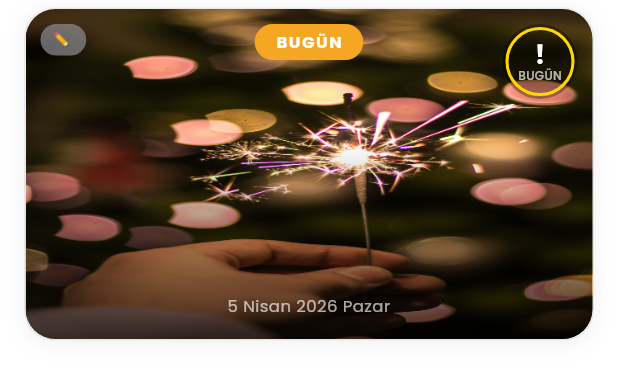
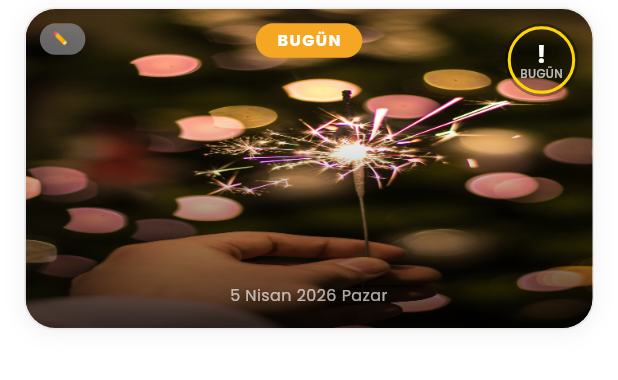
Before and after one commit to h4time/gun-sayaci, a Flutter app: the CountdownCard widget shown alone on an empty page, opened directly with empty values, on a phone screen of 412 x 824 dp. Shown: the top 380 px of the screen. Run offline on Flutter 3.47's test engine with Material 3 defaults, Android fonts, the phone set to English and light mode, and no system bars; drawn by our look-alikes of percent_indicator; our stand-ins replace file_picker, flutter_animate, flutter_local_notifications, google_fonts, hive, hive_flutter and 4 more; accounts and stored records are empty.

Commit message:
Kart boyutu: sabit yükseklik yerine AspectRatio + LayoutBuilder
Sabit piksel yükseklik (SizedBox) overflow'a neden oluyordu.
Artık kartlar AspectRatio ile boyutlanıyor:
  Large  16:9, Medium 16:7, Small 16:5
Tüm iç elemanlar (font, circle, badge, padding) LayoutBuilder ile
kart yüksekliğine orantılı hesaplanıyor. CircularPercentIndicator
içi FittedBox ile sarılarak taşma önleniyor.

Co-Authored-By: Claude Opus 4.6 (1M context) <noreply@anthropic.com>

```diff
--- a/lib/screens/event_size_screen.dart
+++ b/lib/screens/event_size_screen.dart
@@ -15,10 +15,17 @@ class _EventSizeScreenState extends State<EventSizeScreen> {
   String _selected = 'large';
 
   static const _sizes = ['large', 'medium', 'small'];
-  static const _labels = {'large': 'Büyük', 'medium': 'Orta', 'small': 'Küçük'};
-  static const _heights = {'large': 220.0, 'medium': 165.0, 'small': 125.0};
-  static const _titleFonts = {'large': 20.0, 'medium': 16.0, 'small': 13.0};
-  static const _dateFonts = {'large': 11.0, 'medium': 9.5, 'small': 8.0};
+  static const _labels = {
+    'large': 'Büyük',
+    'medium': 'Orta',
+    'small': 'Küçük',
+  };
+  // Same aspect ratios as CountdownCard
+  static const _ratios = {
+    'large': 16 / 9,
+    'medium': 16 / 7,
+    'small': 16 / 5,
+  };
 
   @override
   void initState() {
@@ -47,8 +54,6 @@ class _EventSizeScreenState extends State<EventSizeScreen> {
     final textColor = isDark ? Colors.white : AppTheme.primaryText;
     final secondaryColor =
         isDark ? Colors.grey[400]! : AppTheme.secondaryText;
-
-    final previewHeight = _heights[_selected]!;
 
     return Scaffold(
       backgroundColor: bgColor,
@@ -90,24 +95,36 @@ class _EventSizeScreenState extends State<EventSizeScreen> {
                   children: [
                     const Spacer(flex: 2),
 
-                    // Preview card
-                    AnimatedContainer(
+                    // Preview card — uses AspectRatio like the real card
+                    AnimatedSize(
                       duration: const Duration(milliseconds: 300),
                       curve: Curves.easeOutCubic,
-                      height: previewHeight,
-                      width: double.infinity,
+                      child: AspectRatio(
+                        aspectRatio: _ratios[_selected]!,
+                        child: LayoutBuilder(
+                          builder: (context, constraints) {
+                            final h = constraints.maxHeight;
+                            final titleFontSz =
+                                (h * 0.092).clamp(11.0, 20.0);
+                            final dateFontSz =
+                                (h * 0.05).clamp(7.0, 11.0);
+                            final bottomPad = h * 0.065;
+
+                            return Container(
                               clipBehavior: Clip.antiAlias,
                               decoration: BoxDecoration(
                                 borderRadius: BorderRadius.circular(20),
                                 border: Border.all(
                                   color: isDark
-                              ? Colors.white.withValues(alpha: 0.1)
+                                      ? Colors.white
+                                          .withValues(alpha: 0.1)
                                       : const Color(0x0F000000),
                                   width: 1,
                                 ),
                                 boxShadow: [
                                   BoxShadow(
-                            color: Colors.black.withValues(alpha: 0.08),
+                                    color: Colors.black
+                                        .withValues(alpha: 0.08),
                                     blurRadius: 12,
                                     offset: const Offset(0, 4),
                                   ),
@@ -116,7 +133,6 @@ class _EventSizeScreenState extends State<EventSizeScreen> {
                               child: Stack(
                                 fit: StackFit.expand,
                                 children: [
-                          // Background image
                                   Image.asset(
                                     'assets/images/seyahat.jpg',
                                     fit: BoxFit.cover,
@@ -128,7 +144,7 @@ class _EventSizeScreenState extends State<EventSizeScreen> {
                                     bottom: 0,
                                     left: 0,
                                     right: 0,
-                            height: previewHeight * 0.60,
+                                    height: h * 0.65,
                                     child: Container(
                                       decoration: const BoxDecoration(
                                         gradient: LinearGradient(
@@ -144,47 +160,45 @@ class _EventSizeScreenState extends State<EventSizeScreen> {
                                   ),
                                   // Text
                                   Positioned(
-                            bottom: previewHeight * 0.06,
+                                    bottom: bottomPad,
                                     left: 14,
                                     right: 14,
                                     child: Column(
                                       mainAxisSize: MainAxisSize.min,
                                       children: [
-                                AnimatedDefaultTextStyle(
-                                  duration:
-                                      const Duration(milliseconds: 300),
+                                        Text(
+                                          'Trip to New York',
+                                          textAlign: TextAlign.center,
+                                          maxLines: h < 140 ? 1 : 2,
+                                          overflow:
+                                              TextOverflow.ellipsis,
                                           style: GoogleFonts.poppins(
-                                    fontSize: _titleFonts[_selected]!,
+                                            fontSize: titleFontSz,
                                             fontWeight: FontWeight.w700,
                                             color: Colors.white,
                                             height: 1.15,
                                           ),
-                                  child: const Text(
-                                    'Trip to New York',
-                                    textAlign: TextAlign.center,
-                                    maxLines: 2,
-                                    overflow: TextOverflow.ellipsis,
                                         ),
-                                ),
-                                const SizedBox(height: 2),
-                                AnimatedDefaultTextStyle(
-                                  duration:
-                                      const Duration(milliseconds: 300),
-                                  style: GoogleFonts.poppins(
-                                    fontSize: _dateFonts[_selected]!,
-                                    fontWeight: FontWeight.w400,
-                                    color: const Color(0xA6FFFFFF),
-                                    letterSpacing: 0.3,
-                                  ),
-                                  child: const Text(
+                                        SizedBox(height: h * 0.01),
+                                        Text(
                                           '15 Temmuz 2026 Çarşamba',
                                           textAlign: TextAlign.center,
+                                          style: GoogleFonts.poppins(
+                                            fontSize: dateFontSz,
+                                            fontWeight: FontWeight.w400,
+                                            color:
+                                                const Color(0xA6FFFFFF),
+                                            letterSpacing: 0.3,
                                           ),
                                         ),
                                       ],
                                     ),
                                   ),
                                 ],
+                              ),
+                            );
+                          },
+                        ),
                       ),
                     ),
 
@@ -207,8 +221,9 @@ class _EventSizeScreenState extends State<EventSizeScreen> {
                             padding: const EdgeInsets.symmetric(
                                 horizontal: 20, vertical: 14),
                             decoration: BoxDecoration(
-                              color:
-                                  isSelected ? cardBg : Colors.transparent,
+                              color: isSelected
+                                  ? cardBg
+                                  : Colors.transparent,
                               borderRadius: BorderRadius.circular(14),
                             ),
                             child: Text(
--- a/lib/widgets/countdown_card.dart
+++ b/lib/widgets/countdown_card.dart
@@ -63,122 +63,18 @@ class _CountdownCardState extends State<CountdownCard> {
     'Cumartesi', 'Pazar',
   ];
 
-  // ── Size-dependent dimensions ──
-  // Heights chosen so all content (badge, circle, title, date) fits
-  // without overflow at any font/padding combination.
-  //   Large  = 220  (original, untouched)
-  //   Medium = 165  (≈75 %)
-  //   Small  = 125  (≈57 %)
-
-  double get _cardHeight {
+  // AspectRatio per size – drives the card height from available width.
+  //   Large  16/9  ≈ 1.78  (original ~220px on 375-wide screen)
+  //   Medium 16/7  ≈ 2.29
+  //   Small  16/5  =  3.20
+  double get _aspectRatio {
     switch (widget.cardSize) {
       case 'small':
-        return 125.0;
+        return 16 / 5;
       case 'medium':
-        return 165.0;
+        return 16 / 7;
       default:
-        return 220.0;
-    }
-  }
-
-  double get _titleFont {
-    switch (widget.cardSize) {
-      case 'small':
-        return 13.0;
-      case 'medium':
-        return 16.0;
-      default:
-        return 20.0;
-    }
-  }
-
-  double get _dateFont {
-    switch (widget.cardSize) {
-      case 'small':
-        return 8.0;
-      case 'medium':
-        return 9.5;
-      default:
-        return 11.0;
-    }
-  }
-
-  double get _circleSize {
-    switch (widget.cardSize) {
-      case 'small':
-        return 34.0;
-      case 'medium':
-        return 42.0;
-      default:
-        return 50.0;
-    }
-  }
-
-  double get _circleRadius {
-    switch (widget.cardSize) {
-      case 'small':
-        return 15.0;
-      case 'medium':
-        return 19.0;
-      default:
-        return 23.0;
-    }
-  }
-
-  double get _countFont {
-    switch (widget.cardSize) {
-      case 'small':
-        return 12.0;
-      case 'medium':
-        return 14.0;
-      default:
-        return 17.0;
-    }
-  }
-
-  double get _countLabelFont {
-    switch (widget.cardSize) {
-      case 'small':
-        return 5.5;
-      case 'medium':
-        return 6.5;
-      default:
-        return 8.0;
-    }
-  }
-
-  double get _badgeEmojiFont {
-    switch (widget.cardSize) {
-      case 'small':
-        return 7.0;
-      case 'medium':
-        return 8.0;
-      default:
-        return 9.0;
-    }
-  }
-
-  double get _badgeTextFont => _badgeEmojiFont;
-
-  double get _bottomPad {
-    switch (widget.cardSize) {
-      case 'small':
-        return 8.0;
-      case 'medium':
-        return 10.0;
-      default:
-        return 14.0;
-    }
-  }
-
-  double get _topPad {
-    switch (widget.cardSize) {
-      case 'small':
-        return 6.0;
-      case 'medium':
-        return 8.0;
-      default:
-        return 10.0;
+        return 16 / 9;
     }
   }
 
@@ -242,11 +138,33 @@ class _CountdownCardState extends State<CountdownCard> {
             },
             child: Opacity(
               opacity: isPast ? 0.7 : 1.0,
-              child: SizedBox(
-                height: _cardHeight,
+              child: AspectRatio(
+                aspectRatio: _aspectRatio,
                 child: ClipRRect(
                   borderRadius: BorderRadius.circular(20),
-                  child: Stack(
+                  child: LayoutBuilder(
+                    builder: (context, constraints) {
+                      final h = constraints.maxHeight;
+                      final w = constraints.maxWidth;
+                      // All sizes derived from actual card height
+                      final topPad = h * 0.045;
+                      final bottomPad = h * 0.065;
+                      final circleSize = (h * 0.23).clamp(28.0, 50.0);
+                      final circleRadius = circleSize * 0.46;
+                      final circleLineW = circleSize < 36 ? 1.5 : 2.0;
+                      final countFontSz = (circleSize * 0.34).clamp(9.0, 17.0);
+                      final countLabelSz = (circleSize * 0.16).clamp(4.5, 8.0);
+                      final badgeFontSz = (h * 0.042).clamp(6.0, 9.0);
+                      final badgeHPad = badgeFontSz < 7.5 ? 5.0 : 8.0;
+                      final badgeVPad = badgeFontSz < 7.5 ? 2.0 : 4.0;
+                      final titleFontSz = (h * 0.092).clamp(11.0, 20.0);
+                      final dateFontSz = (h * 0.05).clamp(7.0, 11.0);
+                      final titleMaxLines = h < 140 ? 1 : 2;
+                      final bugunFontSz = (h * 0.05).clamp(7.0, 11.0);
+                      final bugunHPad = bugunFontSz < 9 ? 8.0 : 14.0;
+                      final bugunVPad = bugunFontSz < 9 ? 2.0 : 4.0;
+
+                      return Stack(
                         fit: StackFit.expand,
                         children: [
                           // Photo
@@ -258,18 +176,21 @@ class _CountdownCardState extends State<CountdownCard> {
                             colorBlendMode:
                                 isPast ? BlendMode.saturation : null,
                             color: isPast ? Colors.grey : null,
-                        frameBuilder: (context, child, frame, wasSynchronouslyLoaded) {
+                            frameBuilder: (context, child, frame,
+                                wasSynchronouslyLoaded) {
                               if (wasSynchronouslyLoaded) return child;
                               if (frame != null) {
                                 return AnimatedOpacity(
                                   opacity: 1.0,
-                              duration: const Duration(milliseconds: 300),
+                                  duration:
+                                      const Duration(milliseconds: 300),
                                   child: child,
                                 );
                               }
                               return Container(
                                 color: const Color(0xFF2C2C2E),
-                          ).animate(onPlay: (c) => c.repeat())
+                              )
+                                  .animate(onPlay: (c) => c.repeat())
                                   .shimmer(
                                     duration: 1200.ms,
                                     color: const Color(0x33FFFFFF),
@@ -282,7 +203,7 @@ class _CountdownCardState extends State<CountdownCard> {
                             bottom: 0,
                             left: 0,
                             right: 0,
-                        height: _cardHeight * 0.60,
+                            height: h * 0.65,
                             child: Container(
                               decoration: const BoxDecoration(
                                 gradient: LinearGradient(
@@ -297,14 +218,14 @@ class _CountdownCardState extends State<CountdownCard> {
                             ),
                           ),
 
-                      // Category badge (translucent)
+                          // Category badge
                           Positioned(
-                        top: _topPad,
-                        left: _topPad,
+                            top: topPad,
+                            left: topPad,
                             child: Container(
                               padding: EdgeInsets.symmetric(
-                              horizontal: widget.cardSize == 'small' ? 5 : 8,
-                              vertical: widget.cardSize == 'small' ? 2 : 4),
+                                  horizontal: badgeHPad,
+                                  vertical: badgeVPad),
                               decoration: BoxDecoration(
                                 color: catColor.withValues(alpha: 0.7),
                                 borderRadius: BorderRadius.circular(16),
@@ -313,14 +234,23 @@ class _CountdownCardState extends State<CountdownCard> {
                                 mainAxisSize: MainAxisSize.min,
                                 children: [
                                   Text(catEmoji,
-                                  style: TextStyle(fontSize: _badgeEmojiFont)),
-                              SizedBox(width: widget.cardSize == 'small' ? 2 : 3),
-                              Text(
+                                      style: TextStyle(
+                                          fontSize: badgeFontSz)),
+                                  SizedBox(
+                                      width:
+                                          badgeFontSz < 7.5 ? 2 : 3),
+                                  ConstrainedBox(
+                                    constraints: BoxConstraints(
+                                        maxWidth: w * 0.45),
+                                    child: Text(
                                       widget.event.category,
+                                      maxLines: 1,
+                                      overflow: TextOverflow.ellipsis,
                                       style: GoogleFonts.poppins(
-                                  fontSize: _badgeTextFont,
+                                        fontSize: badgeFontSz,
                                         fontWeight: FontWeight.w700,
                                         color: Colors.white,
+                                      ),
                                     ),
                                   ),
                                 ],
@@ -330,31 +260,40 @@ class _CountdownCardState extends State<CountdownCard> {
 
                           // Countdown circle
                           Positioned(
-                        top: _topPad,
-                        right: _topPad,
+                            top: topPad,
+                            right: topPad,
                             child: _buildCountdownCircle(
-                            widget.event, isToday, isPast, catColor),
+                              event: widget.event,
+                              isToday: isToday,
+                              isPast: isPast,
+                              size: circleSize,
+                              radius: circleRadius,
+                              lineWidth: circleLineW,
+                              countFontSize: countFontSz,
+                              labelFontSize: countLabelSz,
+                            ),
                           ),
 
                           // "BUGÜN" badge
                           if (isToday)
                             Positioned(
-                          top: _topPad,
+                              top: topPad,
                               left: 0,
                               right: 0,
                               child: Center(
                                 child: Container(
                                   padding: EdgeInsets.symmetric(
-                                  horizontal: widget.cardSize == 'small' ? 8 : 14,
-                                  vertical: widget.cardSize == 'small' ? 2 : 4),
+                                      horizontal: bugunHPad,
+                                      vertical: bugunVPad),
                                   decoration: BoxDecoration(
                                     color: AppTheme.accent,
-                                borderRadius: BorderRadius.circular(12),
+                                    borderRadius:
+                                        BorderRadius.circular(12),
                                   ),
                                   child: Text(
                                     'BUGÜN',
                                     style: GoogleFonts.poppins(
-                                  fontSize: widget.cardSize == 'small' ? 7 : (widget.cardSize == 'medium' ? 9 : 11),
+                                      fontSize: bugunFontSz,
                                       fontWeight: FontWeight.w700,
                                       color: Colors.white,
                                       letterSpacing: 1,
@@ -366,19 +305,19 @@ class _CountdownCardState extends State<CountdownCard> {
 
                           // Title + Date
                           Positioned(
-                        bottom: _bottomPad,
-                        left: _bottomPad,
-                        right: _bottomPad,
+                            bottom: bottomPad,
+                            left: bottomPad,
+                            right: bottomPad,
                             child: Column(
                               mainAxisSize: MainAxisSize.min,
                               children: [
                                 Text(
                                   widget.event.title,
                                   textAlign: TextAlign.center,
-                              maxLines: widget.cardSize == 'small' ? 1 : 2,
+                                  maxLines: titleMaxLines,
                                   overflow: TextOverflow.ellipsis,
                                   style: GoogleFonts.poppins(
-                                fontSize: _titleFont,
+                                    fontSize: titleFontSz,
                                     fontWeight: FontWeight.w700,
                                     color: Colors.white,
                                     height: 1.15,
@@ -391,12 +330,12 @@ class _CountdownCardState extends State<CountdownCard> {
                                     ],
                                   ),
                                 ),
-                            const SizedBox(height: 2),
+                                SizedBox(height: h * 0.01),
                                 Text(
                                   _formatDate(widget.event.targetDate),
                                   textAlign: TextAlign.center,
                                   style: GoogleFonts.poppins(
-                                fontSize: _dateFont,
+                                    fontSize: dateFontSz,
                                     fontWeight: FontWeight.w400,
                                     color: const Color(0xA6FFFFFF),
                                     letterSpacing: 0.3,
@@ -406,6 +345,8 @@ class _CountdownCardState extends State<CountdownCard> {
                             ),
                           ),
                         ],
+                      );
+                    },
                   ),
                 ),
               ),
@@ -416,8 +357,16 @@ class _CountdownCardState extends State<CountdownCard> {
     );
   }
 
-  Widget _buildCountdownCircle(
-      EventModel event, bool isToday, bool isPast, Color catColor) {
+  Widget _buildCountdownCircle({
+    required EventModel event,
+    required bool isToday,
+    required bool isPast,
+    required double size,
+    required double radius,
+    required double lineWidth,
+    required double countFontSize,
+    required double labelFontSize,
+  }) {
     final days = event.daysRemaining;
     final absDays = days.abs();
 
@@ -442,16 +391,16 @@ class _CountdownCardState extends State<CountdownCard> {
     const progressColor = AppTheme.accent;
 
     return Container(
-      width: _circleSize,
-      height: _circleSize,
+      width: size,
+      height: size,
       decoration: const BoxDecoration(
         color: Color(0x55000000),
         shape: BoxShape.circle,
       ),
       child: Center(
         child: CircularPercentIndicator(
-          radius: _circleRadius,
-          lineWidth: widget.cardSize == 'small' ? 1.5 : 2.0,
+          radius: radius,
+          lineWidth: lineWidth,
           percent: percent,
           animation: true,
           animationDuration: 800,
@@ -462,13 +411,15 @@ class _CountdownCardState extends State<CountdownCard> {
                   ? const Color(0x99FFFFFF)
                   : progressColor,
           backgroundColor: const Color(0x26FFFFFF),
-          center: Column(
-            mainAxisAlignment: MainAxisAlignment.center,
+          center: FittedBox(
+            fit: BoxFit.scaleDown,
+            child: Column(
+              mainAxisSize: MainAxisSize.min,
               children: [
                 Text(
                   countText,
                   style: GoogleFonts.poppins(
-                  fontSize: _countFont,
+                    fontSize: countFontSize,
                     fontWeight: FontWeight.w700,
                     color: Colors.white,
                     height: 1.1,
@@ -477,13 +428,14 @@ class _CountdownCardState extends State<CountdownCard> {
                 Text(
                   labelText,
                   style: GoogleFonts.poppins(
-                  fontSize: _countLabelFont,
+                    fontSize: labelFontSize,
                     fontWeight: FontWeight.w500,
                     color: const Color(0xB3FFFFFF),
                     height: 1.0,
                   ),
                 ),
               ],
+            ),
           ),
         ),
       ),
```
Lines whose indentation alone changed are shown as unchanged.
